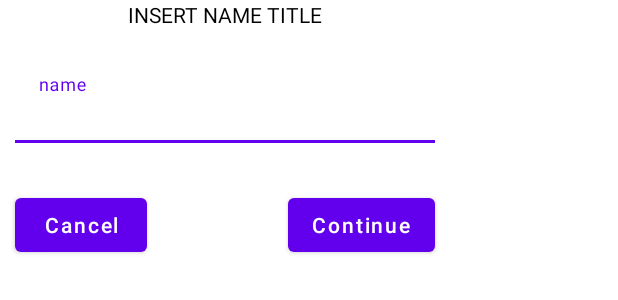
After one commit to idanrdt/AndroidCourseFinalProject, an Android app: the layout name_insert_dialog.xml on its own in the app's theme, with its tools: preview values and no code run, on a phone screen of 412 x 824 dp. The commit adds this screen. Shown: the top 300 px of the screen. Run offline under Robolectric (Android 15) with nearby library versions, the phone set to English and light mode, and no system bars.

Commit message:
implement score name

```diff
--- a/FinalApplicationProject/app/src/main/java/com/idanandben/finalapplicationproject/utilities/BackgroundMusic.java
+++ b/FinalApplicationProject/app/src/main/java/com/idanandben/finalapplicationproject/utilities/BackgroundMusic.java
@@ -48,9 +48,6 @@ public class BackgroundMusic  {
     }
     public static boolean isPlaying()
     {
-        if(player.isPlaying()&&player!=null ) {
-            return true;
-        }
-        return false;
+        return player != null && player.isPlaying();
     }
 }
--- /dev/null
+++ b/FinalApplicationProject/app/src/main/res/layout/name_insert_dialog.xml
@@ -0,0 +1,63 @@
+<?xml version="1.0" encoding="utf-8"?>
+<androidx.constraintlayout.widget.ConstraintLayout xmlns:android="http://schemas.android.com/apk/res/android"
+    android:layout_width="wrap_content"
+    android:layout_height="wrap_content"
+    xmlns:app="http://schemas.android.com/apk/res-auto">
+
+    <TextView
+        android:layout_width="wrap_content"
+        android:layout_height="wrap_content"
+        app:layout_constraintEnd_toEndOf="parent"
+        app:layout_constraintStart_toStartOf="parent"
+        app:layout_constraintBottom_toTopOf="@id/textInputLayout"
+        android:text="INSERT NAME TITLE"
+        android:textColor="@color/black"
+        android:layout_marginTop="10dp"
+        android:layout_marginBottom="10dp"/>
+
+    <com.google.android.material.textfield.TextInputLayout
+        android:id="@+id/textInputLayout"
+        android:layout_marginTop="20dp"
+        android:layout_width="300dp"
+        android:layout_height="wrap_content"
+        android:padding="10dp"
+        app:errorEnabled="true"
+        app:layout_constraintEnd_toEndOf="parent"
+        app:layout_constraintStart_toStartOf="parent"
+        app:layout_constraintBottom_toTopOf="@id/done_button"
+        >
+
+        <com.google.android.material.textfield.TextInputEditText
+            android:id="@+id/name_text_input"
+            android:layout_width="match_parent"
+            android:layout_height="wrap_content"
+            android:layout_gravity="center"
+            android:inputType="textShortMessage"
+            android:maxLength="15"
+            android:textColor="@color/black"
+            android:background="@color/transparent"
+            android:hint="name"/>
+    </com.google.android.material.textfield.TextInputLayout>
+
+    <com.google.android.material.button.MaterialButton
+        android:id="@+id/done_button"
+        android:layout_width="wrap_content"
+        android:layout_height="wrap_content"
+        android:text="Continue"
+        android:textAllCaps="false"
+        android:layout_marginEnd="10dp"
+        app:layout_constraintBottom_toBottomOf="parent"
+        app:layout_constraintEnd_toEndOf="parent"/>
+
+
+    <com.google.android.material.button.MaterialButton
+        android:id="@+id/cancel_button"
+        android:layout_width="wrap_content"
+        android:layout_height="wrap_content"
+        android:text="Cancel"
+        android:textAllCaps="false"
+        android:layout_marginStart="10dp"
+        app:layout_constraintBottom_toBottomOf="parent"
+        app:layout_constraintStart_toStartOf="parent"/>
+
+</androidx.constraintlayout.widget.ConstraintLayout>
--- a/FinalApplicationProject/app/src/main/res/values/colors.xml
+++ b/FinalApplicationProject/app/src/main/res/values/colors.xml
@@ -5,8 +5,6 @@
     <color name="purple_700">#FF3700B3</color>
     <color name="teal_200">#FF03DAC5</color>
     <color name="teal_700">#FF018786</color>
-    <color name="black">#FF000000</color>
-    <color name="white">#FFFFFFFF</color>
     <color name="colorPrimary">#d81b60</color>
     <color name="colorPrimaryDark">#a00037</color>
     <color name="colorPrimaryLight">#ff5c8d</color>
@@ -15,6 +13,15 @@
     <color name="colorAccentLight">#6ab7ff</color>
     <color name="colorOnPrimary">@color/white</color>
     <color name="colorRipple">@color/white_2</color>
+    <color name="white">#FFFFFF</color>
+    <color name="black">#000000</color>
+    <color name="transparent">#00000000</color>
+    <color name="light_gray">#AAAAAA</color>
+    <color name="blue">#3F51B5</color>
+    <color name="red">#F44336</color>
+    <color name="bordeaux">#5E0F0F</color>
+    <color name="yellow">#FFEB3B</color>
+    <color name="green">#4CAF50</color>
 
 \    <color name="white_2">#33FFFFFF</color>
 </resources>
```
Also changed, not shown: FinalApplicationProject/app/src/main/java/com/idanandben/finalapplicationproject/GameActivity.java (+29 -4 lines), FinalApplicationProject/app/src/main/java/com/idanandben/finalapplicationproject/ScoreActivity.java (+3 -10 lines), FinalApplicationProject/app/src/main/java/com/idanandben/finalapplicationproject/widgets/NameInsertDialog.java (added, +77 -0 lines), FinalApplicationProject/app/src/main/res/layout/activity_score_1.xml (deleted, +0 -13 lines).
